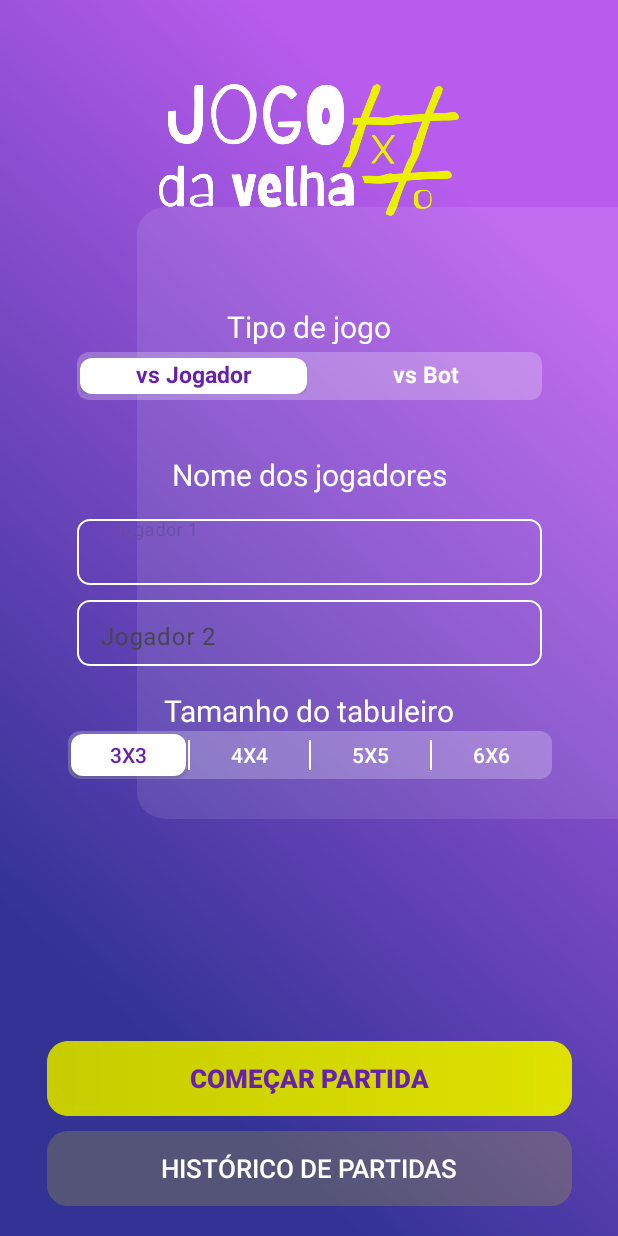
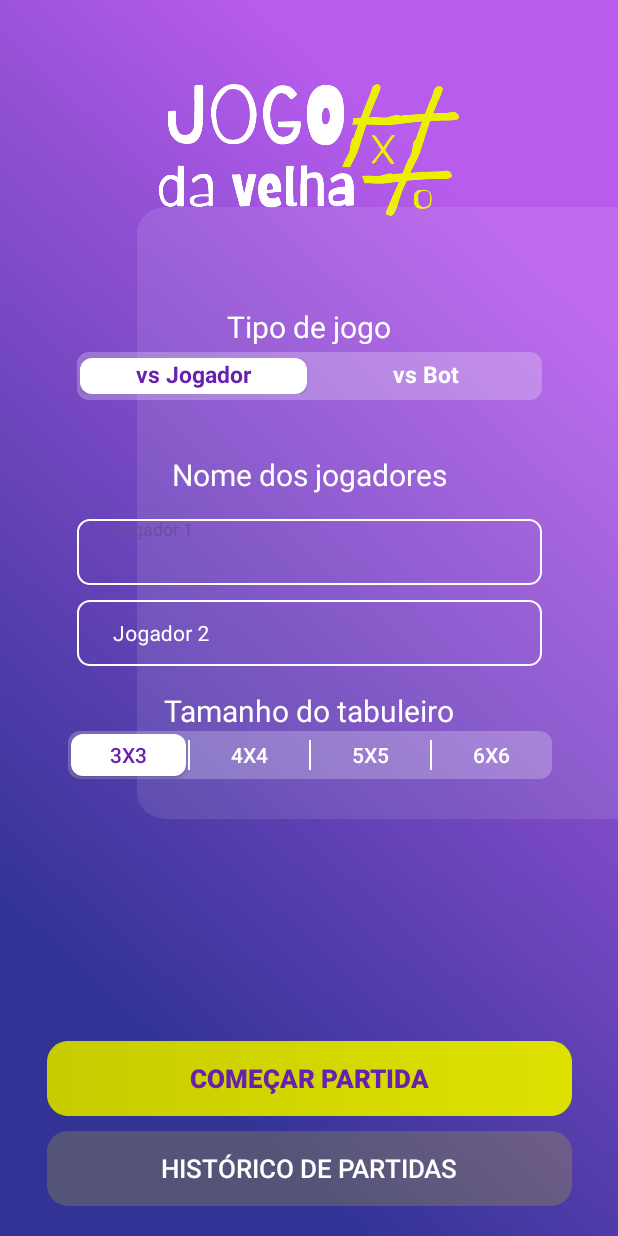
Before and after one commit to William-Sobrinho-Geraldo/jogo_da_velha, an Android app: the layout activity_main.xml on its own in the app's theme, with its tools: preview values and no code run, on a phone screen of 412 x 824 dp. Run offline under Robolectric (Android 15) with nearby library versions, the phone set to English and light mode, and no system bars.

Commit message:
EditText só mostrava uma linha ao invés de letras - CORRIGIDO

```diff
--- a/app/src/main/java/william/LETRAS_jogo_da_velha/MainActivity.kt
+++ b/app/src/main/java/william/LETRAS_jogo_da_velha/MainActivity.kt
@@ -7,6 +7,7 @@ import androidx.lifecycle.lifecycleScope
 import kotlinx.coroutines.launch
 import william.LETRAS_jogo_da_velha.data.AppDatabase
 import william.LETRAS_jogo_da_velha.data.JogadoresModel
+import william.LETRAS_jogo_da_velha.data.repository
 import william.LETRAS_jogo_da_velha.databinding.ActivityMainBinding
 import william.LETRAS_jogo_da_velha.utilidades.mostrarToast
 
@@ -22,8 +23,7 @@ class MainActivity : AppCompatActivity() {
         binding = ActivityMainBinding.inflate(layoutInflater)
         setContentView(binding.root)
 
-        val jogadoresDao = AppDatabase.getDatabase(applicationContext).jogadoresDao()
-
+        val repository = repository(AppDatabase.getDatabase(applicationContext).jogadoresDao())
 
         for (id in idsBotoes) {
             val button = escolherBotao(id)
@@ -38,13 +38,14 @@ class MainActivity : AppCompatActivity() {
 
             //insiro o nome deses jgoadores no BD
             lifecycleScope.launch {
-                jogadoresDao.inserirJogador(jogador1)
-                jogadoresDao.inserirJogador(jogador2)
+                repository.inserirJogadores(jogador1)
+                repository.inserirJogadores(jogador2)
             }
 
             //pode navegar pra outra tela
             mostrarToast("Jogador ${jogador1.nome} e jogador ${jogador2.nome} cadastrados", this)
         }
+
 
         //BOTÃO HISTÓRICO CLICADO
 
--- a/app/src/main/java/william/LETRAS_jogo_da_velha/data/AppDatabase.kt
+++ b/app/src/main/java/william/LETRAS_jogo_da_velha/data/AppDatabase.kt
@@ -6,7 +6,7 @@ import androidx.room.Room
 import androidx.room.RoomDatabase
 
 
-@Database(entities = [JogadoresModel::class], version = 1, exportSchema = false)
+@Database(entities = [JogadoresModel::class], version = 1)
 abstract class AppDatabase : RoomDatabase() {
     abstract fun jogadoresDao (): JogadoresDao
 
--- a/app/src/main/res/layout/activity_main.xml
+++ b/app/src/main/res/layout/activity_main.xml
@@ -75,51 +75,51 @@
         <FrameLayout
             android:layout_width="155dp"
             android:layout_height="28dp"
-            android:padding="2dp"
-            android:layout_gravity="center_vertical">
+            android:layout_gravity="center_vertical"
+            android:padding="2dp">
+
             <TextView
                 android:id="@+id/textView_btnVsJogador"
                 android:layout_width="match_parent"
                 android:layout_height="match_parent"
+                android:layout_gravity="center"
+                android:elevation="3dp"
                 android:text="@string/vs_jogador"
+                android:textAlignment="center"
                 android:textColor="@color/roxo"
                 android:textSize="15sp"
-                android:textStyle="bold"
-                android:elevation="3dp"
-                android:layout_gravity="center"
-                android:textAlignment="center"
-                />
+                android:textStyle="bold" />
+
             <androidx.appcompat.widget.AppCompatButton
                 android:id="@+id/btnVsJogador"
                 android:layout_width="match_parent"
                 android:layout_height="match_parent"
-                android:background="@drawable/rounded_button_white"
-                 />
+                android:background="@drawable/rounded_button_white" />
         </FrameLayout>
 
         <FrameLayout
             android:layout_width="155dp"
             android:layout_height="28dp"
-            android:padding="2dp"
-            android:layout_gravity="center_vertical">
+            android:layout_gravity="center_vertical"
+            android:padding="2dp">
+
             <TextView
                 android:id="@+id/textView_btnVsBot"
                 android:layout_width="match_parent"
                 android:layout_height="match_parent"
+                android:layout_gravity="center"
+                android:elevation="3dp"
                 android:text="@string/vs_bot"
+                android:textAlignment="center"
                 android:textColor="@color/white"
                 android:textSize="15sp"
-                android:textStyle="bold"
-                android:elevation="3dp"
-                android:layout_gravity="center"
-                android:textAlignment="center"
-                />
+                android:textStyle="bold" />
+
             <androidx.appcompat.widget.AppCompatButton
                 android:id="@+id/btnVsBot"
                 android:layout_width="match_parent"
                 android:layout_height="match_parent"
-                android:background="@drawable/rounded_button_transparente"
-                 />
+                android:background="@drawable/rounded_button_transparente" />
         </FrameLayout>
 
     </LinearLayout>
@@ -192,43 +192,71 @@
             android:textColor="@color/white"
             android:textSize="20sp" />
 
+        <!--        <com.google.android.material.textfield.TextInputLayout-->
+        <!--            android:id="@+id/jogador_1_TextInputLayout_deTeste"-->
+        <!--            android:layout_width="match_parent"-->
+        <!--            android:layout_height="44dp"-->
+        <!--            android:background="@drawable/rounded_border"-->
+        <!--            android:layout_marginTop="16dp"-->
+        <!--            android:hint="@string/jogador_1"-->
+        <!--            app:hintEnabled="true">-->
+
+        <!--            <EditText-->
+        <!--                android:id="@+id/jogador_1_editText_deTeste"-->
+        <!--                android:layout_width="match_parent"-->
+        <!--                android:layout_height="wrap_content"-->
+        <!--                android:inputType="textPersonName"-->
+        <!--                android:layout_marginHorizontal="8dp"-->
+        <!--                android:textSize="16sp"-->
+        <!--                android:textColor="@color/white"-->
+        <!--                android:padding="8dp"-->
+        <!--                />-->
+        <!--        </com.google.android.material.textfield.TextInputLayout>-->
+
         <com.google.android.material.textfield.TextInputLayout
             android:id="@+id/jogador_1_TextInputLayout"
+            style="@style/estiloDoTextInputLayout"
             android:layout_width="310dp"
             android:layout_height="44dp"
             android:layout_marginTop="16dp"
             android:background="@drawable/rounded_border"
-            app:hintEnabled="true">
+            app:hintEnabled="true"
+            app:hintTextAppearance="@style/estiloHint">
 
-            <EditText
+            <com.google.android.material.textfield.TextInputEditText
                 android:id="@+id/jogador_1_editText"
                 android:layout_width="match_parent"
-                android:layout_height="match_parent"
+                android:layout_height="wrap_content"
+                android:layout_marginHorizontal="8dp"
                 android:background="@android:color/transparent"
                 android:hint="@string/jogador_1"
-                android:layout_marginHorizontal="8dp"
-                android:inputType="textPersonName"
-                android:textColor="@color/roxo"
-                android:textColorHint="@color/roxo" />
+                android:padding="8dp"
+                android:textColor="@color/white"
+                android:textColorHint="@color/white"
+                android:textSize="14sp" />
         </com.google.android.material.textfield.TextInputLayout>
 
         <com.google.android.material.textfield.TextInputLayout
             android:id="@+id/jogador_2_TextInputLayout"
+            style="@style/estiloDoTextInputLayout"
             android:layout_width="310dp"
             android:layout_height="44dp"
             android:layout_marginTop="10dp"
             android:background="@drawable/rounded_border"
-            app:hintEnabled="true">
+            app:hintEnabled="true"
+            app:hintTextAppearance="@style/estiloHint">
 
             <com.google.android.material.textfield.TextInputEditText
                 android:id="@+id/jogador_2_editText"
                 android:layout_width="match_parent"
                 android:layout_height="wrap_content"
+                android:layout_marginHorizontal="8dp"
                 android:background="@android:color/transparent"
                 android:hint="@string/jogador_2"
-                android:inputType="text"
-                android:textColor="@android:color/white"
-                android:textColorHint="@color/white" />
+                android:padding="8dp"
+                android:textColor="@color/white"
+                android:textColorHint="@color/white"
+                android:textSize="14sp" />
         </com.google.android.material.textfield.TextInputLayout>
 
         <TextView
@@ -254,17 +282,15 @@
                 android:layout_marginTop="2dp"
                 android:background="@drawable/rounded_button_white"
                 android:text="@string/_3x3"
-                    android:textColor="@color/roxo"
-                    />
+                android:textColor="@color/roxo" />
 
             <ImageView
                 android:layout_width="1dp"
                 android:layout_height="20dp"
+                android:layout_marginStart="1dp"
                 android:layout_marginTop="6dp"
-                android:layout_marginStart="1dp"
                 android:layout_marginEnd="1dp"
-                android:background="@color/white"
-                />
+                android:background="@color/white" />
 
             <androidx.appcompat.widget.AppCompatButton
                 android:id="@+id/btn2"
@@ -273,17 +299,15 @@
                 android:layout_marginTop="2dp"
                 android:background="@drawable/rounded_button_transparente"
                 android:text="@string/_4x4"
-                    android:textColor="@color/white"
-                    />
+                android:textColor="@color/white" />
 
             <ImageView
                 android:layout_width="1dp"
                 android:layout_height="20dp"
                 android:layout_marginStart="1dp"
+                android:layout_marginTop="6dp"
                 android:layout_marginEnd="1dp"
-                android:layout_marginTop="6dp"
-                android:background="@color/white"
-                />
+                android:background="@color/white" />
 
             <androidx.appcompat.widget.AppCompatButton
                 android:id="@+id/btn3"
@@ -292,28 +316,25 @@
                 android:layout_marginTop="2dp"
                 android:background="@drawable/rounded_button_transparente"
                 android:text="@string/_5x5"
-                    android:textColor="@color/white"
-                    />
+                android:textColor="@color/white" />
 
             <ImageView
                 android:layout_width="1dp"
                 android:layout_height="20dp"
+                android:layout_marginStart="1dp"
                 android:layout_marginTop="6dp"
-                android:layout_marginStart="1dp"
                 android:layout_marginEnd="1dp"
-                android:background="@color/white"
-                />
+                android:background="@color/white" />
 
             <androidx.appcompat.widget.AppCompatButton
                 android:id="@+id/btn4"
                 android:layout_width="76.5dp"
                 android:layout_height="28dp"
+                android:layout_marginTop="2dp"
                 android:layout_marginEnd="2dp"
-                    android:layout_marginTop="2dp"
                 android:background="@drawable/rounded_button_transparente"
                 android:text="@string/_6x6"
-                    android:textColor="@color/white"
-                    />
+                android:textColor="@color/white" />
 
         </LinearLayout>
 
--- a/app/src/main/res/values/style.xml
+++ b/app/src/main/res/values/style.xml
@@ -7,4 +7,17 @@
         <item name="android:textColor">#FFFFFF</item>
     </style>
 
+    <style name="estiloDoTextInputLayout" parent="Widget.MaterialComponents.TextInputLayout.OutlinedBox">
+        <item name="android:textColorHint">@color/white</item>
+        <item name="android:textColor">@color/white</item>
+
+        <!-- ... outras configurações do estilo -->
+    </style>
+
+    <style name="estiloHint" parent="TextAppearance.Design.Hint">
+        <item name="android:textColor">@color/white</item>
+        <item name="android:textColorHint">@color/white</item>
+
+    </style>
+
 </resources>
```
Lines whose indentation alone changed are shown as unchanged.
